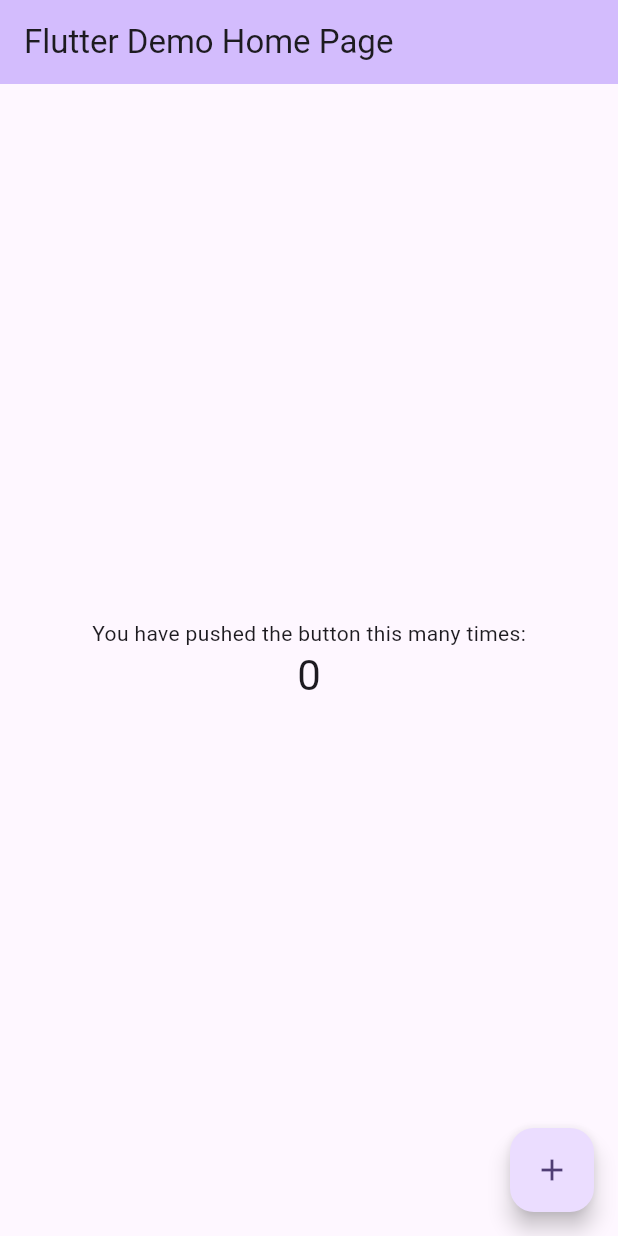
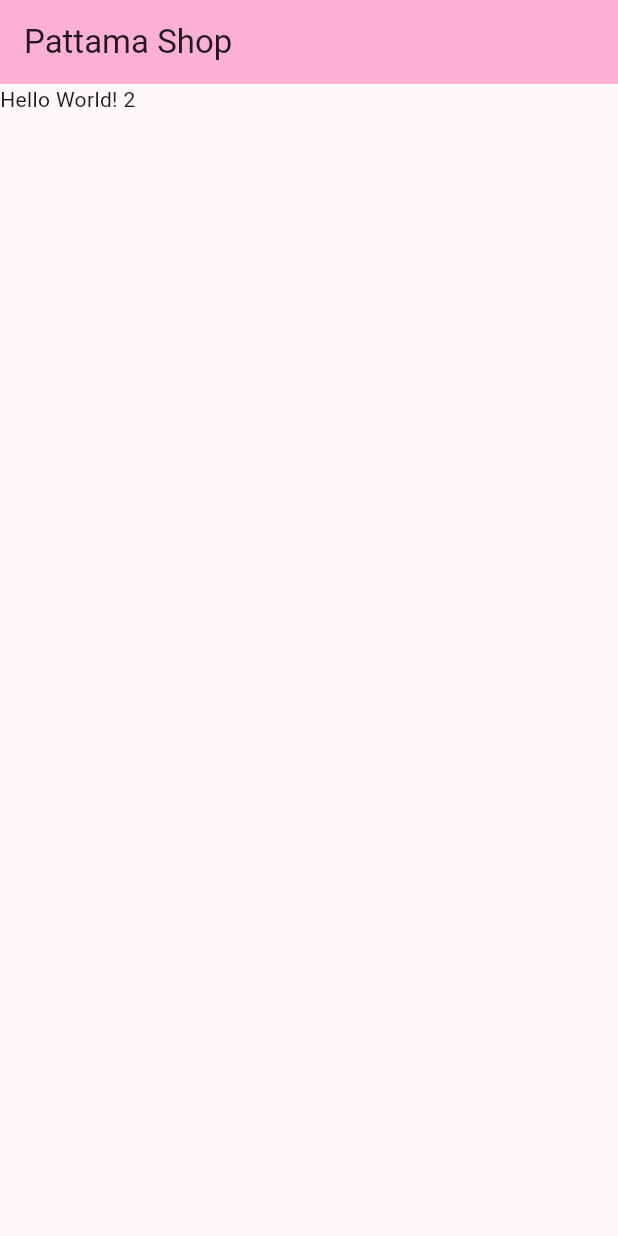
Before and after one commit to Katikalockers/SE464, a Flutter app: the screen it shows after launch, on a phone screen of 412 x 824 dp. Run offline on Flutter 3.47's test engine with Material 3 defaults, Android fonts, the phone set to English and light mode, and no system bars; our stand-ins replace material_ui.

Commit message:
hello world setup

```diff
--- a/lib/main.dart
+++ b/lib/main.dart
@@ -11,41 +11,17 @@ class MyApp extends StatelessWidget {
   @override
   Widget build(BuildContext context) {
     return MaterialApp(
-      title: 'Katika World',
+      title: 'Pattama World',
       theme: ThemeData(
-        // This is the theme of your application.
-        //
-        // TRY THIS: Try running your application with "flutter run". You'll see
-        // the application has a purple toolbar. Then, without quitting the app,
-        // try changing the seedColor in the colorScheme below to Colors.green
-        // and then invoke "hot reload" (save your changes or press the "hot
-        // reload" button in a Flutter-supported IDE, or press "r" if you used
-        // the command line to start the app).
-        //
-        // Notice that the counter didn't reset back to zero; the application
-        // state is not lost during the reload. To reset the state, use hot
-        // restart instead.
-        //
-        // This works for code too, not just values: Most code changes can be
-        // tested with just a hot reload.
-        colorScheme: .fromSeed(seedColor: Colors.deepPurple),
+        colorScheme: .fromSeed(seedColor: const Color.fromARGB(255, 183, 58, 131)),
       ),
-      home: const MyHomePage(title: 'Flutter Demo Home Page'),
+      home: const MyHomePage(title: 'Pattama Shop'),
     );
   }
 }
 
 class MyHomePage extends StatefulWidget {
   const MyHomePage({super.key, required this.title});
-
-  // This widget is the home page of your application. It is stateful, meaning
-  // that it has a State object (defined below) that contains fields that affect
-  // how it looks.
-
-  // This class is the configuration for the state. It holds the values (in this
-  // case the title) provided by the parent (in this case the App widget) and
-  // used by the build method of the State. Fields in a Widget subclass are
-  // always marked "final".
 
   final String title;
 
@@ -54,69 +30,14 @@ class MyHomePage extends StatefulWidget {
 }
 
 class _MyHomePageState extends State<MyHomePage> {
-  int _counter = 0;
-
-  void _incrementCounter() {
-    setState(() {
-      // This call to setState tells the Flutter framework that something has
-      // changed in this State, which causes it to rerun the build method below
-      // so that the display can reflect the updated values. If we changed
-      // _counter without calling setState(), then the build method would not be
-      // called again, and so nothing would appear to happen.
-      _counter++;
-    });
-  }
-
   @override
   Widget build(BuildContext context) {
-    // This method is rerun every time setState is called, for instance as done
-    // by the _incrementCounter method above.
-    //
-    // The Flutter framework has been optimized to make rerunning build methods
-    // fast, so that you can just rebuild anything that needs updating rather
-    // than having to individually change instances of widgets.
     return Scaffold(
       appBar: AppBar(
-        // TRY THIS: Try changing the color here to a specific color (to
-        // Colors.amber, perhaps?) and trigger a hot reload to see the AppBar
-        // change color while the other colors stay the same.
-        backgroundColor: Theme.of(context).colorScheme.inversePrimary,
-        // Here we take the value from the MyHomePage object that was created by
-        // the App.build method, and use it to set our appbar title.
+        backgroundColor: Theme.of(context).
+        colorScheme.inversePrimary,
         title: Text(widget.title),
       ),
-      body: Center(
-        // Center is a layout widget. It takes a single child and positions it
-        // in the middle of the parent.
-        child: Column(
-          // Column is also a layout widget. It takes a list of children and
-          // arranges them vertically. By default, it sizes itself to fit its
-          // children horizontally, and tries to be as tall as its parent.
-          //
-          // Column has various properties to control how it sizes itself and
-          // how it positions its children. Here we use mainAxisAlignment to
-          // center the children vertically; the main axis here is the vertical
-          // axis because Columns are vertical (the cross axis would be
-          // horizontal).
-          //
-          // TRY THIS: Invoke "debug painting" (choose the "Toggle Debug Paint"
-          // action in the IDE, or press "p" in the console), to see the
-          // wireframe for each widget.
-          mainAxisAlignment: .center,
-          children: [
-            const Text('You have pushed the button this many times:'),
-            Text(
-              '$_counter',
-              style: Theme.of(context).textTheme.headlineMedium,
-            ),
-          ],
-        ),
-      ),
-      floatingActionButton: FloatingActionButton(
-        onPressed: _incrementCounter,
-        tooltip: 'Increment',
-        child: const Icon(Icons.add),
-      ),
-    );
+      body: Text("Hello World! 2"));
   }
 }
```
